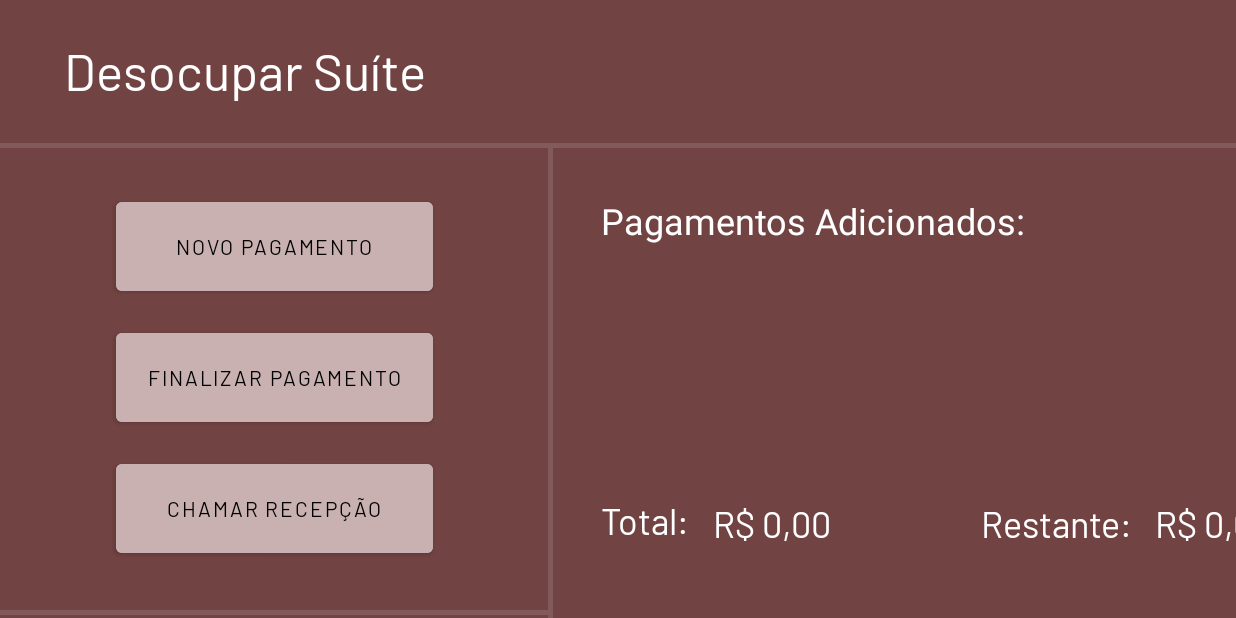
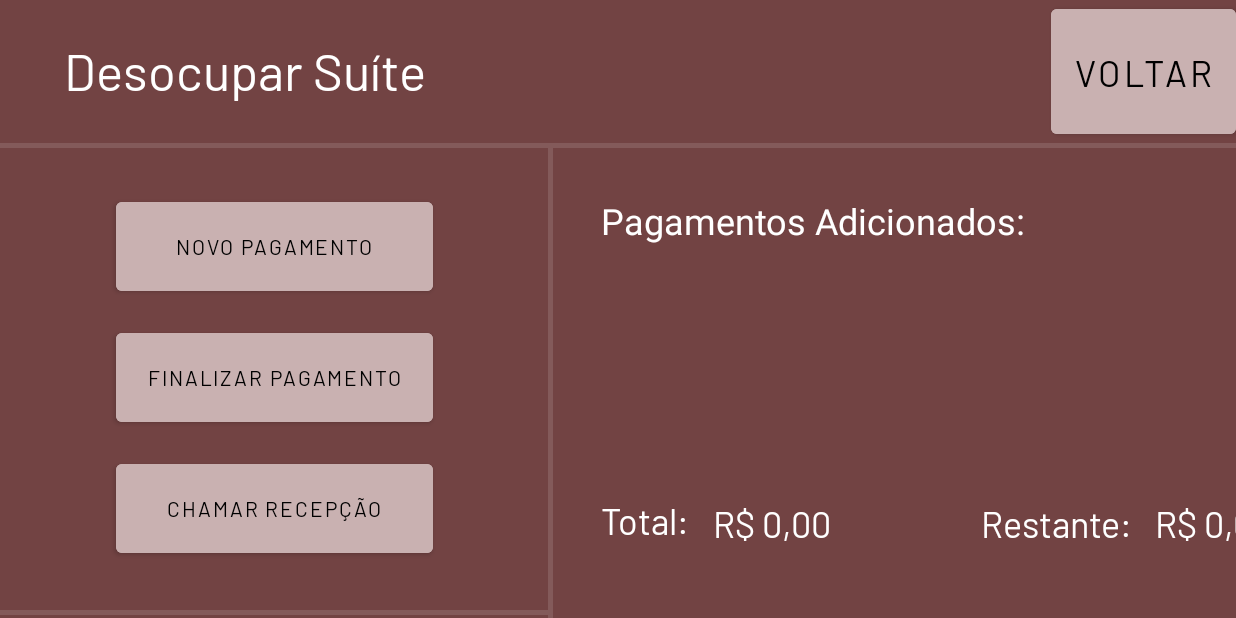
Before and after one commit to HenriqueOPeixoto/SistemaAPS, an Android app: the DesocuparSuite screen opened directly, with no data from a screen before it, on a phone screen of 824 x 412 dp (held sideways). Run offline under Robolectric (Android 15) with nearby library versions, the phone set to English and light mode, and no system bars.

Commit message:
Adicionar botão para voltar

```diff
--- a/app/src/main/java/com/example/sistemaaps/DesocuparSuite.java
+++ b/app/src/main/java/com/example/sistemaaps/DesocuparSuite.java
@@ -2,7 +2,10 @@ package com.example.sistemaaps;
 
 import androidx.appcompat.app.AppCompatActivity;
 
+import android.content.Intent;
 import android.os.Bundle;
+import android.view.View;
+import android.widget.Button;
 
 public class DesocuparSuite extends AppCompatActivity {
 
@@ -10,5 +13,21 @@ public class DesocuparSuite extends AppCompatActivity {
     protected void onCreate(Bundle savedInstanceState) {
         super.onCreate(savedInstanceState);
         setContentView(R.layout.activity_desocupar_suite);
+
+        Button btnNovoPgto = (Button) findViewById(R.id.btnNovoPagamento);
+        btnNovoPgto.setOnClickListener(new View.OnClickListener() {
+            @Override
+            public void onClick(View view) {
+                startActivity(new Intent(DesocuparSuite.this, NovoPagamento.class));
+            }
+        });
+
+        Button btnVoltar = (Button) findViewById(R.id.btnVoltar);
+        btnVoltar.setOnClickListener(new View.OnClickListener() {
+            @Override
+            public void onClick(View view) {
+                finish(); // Voltar para a atividade anterior
+            }
+        });
     }
 }
--- a/app/src/main/res/layout/activity_desocupar_suite.xml
+++ b/app/src/main/res/layout/activity_desocupar_suite.xml
@@ -182,4 +182,18 @@
         app:layout_constraintBottom_toBottomOf="parent"
         app:layout_constraintStart_toEndOf="@+id/textView9" />
 
+    <Button
+        android:id="@+id/btnVoltar"
+        android:layout_width="wrap_content"
+        android:layout_height="0dp"
+        android:backgroundTint="#C9B1B1"
+        android:fontFamily="@font/barlow"
+        android:text="Voltar"
+        android:textColor="@color/black"
+        android:textSize="24sp"
+        app:layout_constraintBottom_toTopOf="@+id/divider3"
+        app:layout_constraintEnd_toEndOf="parent"
+        app:layout_constraintTop_toTopOf="parent"
+        app:layout_constraintVertical_bias="1.0" />
+
 </androidx.constraintlayout.widget.ConstraintLayout>
```
